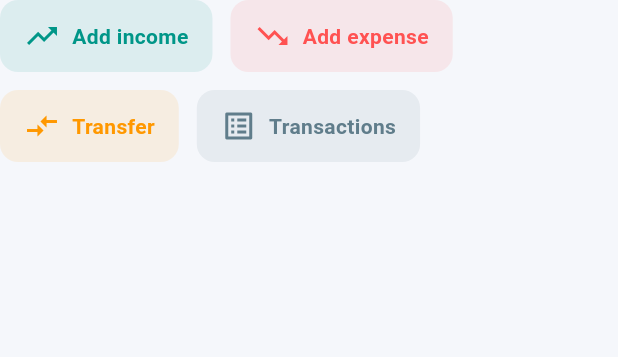
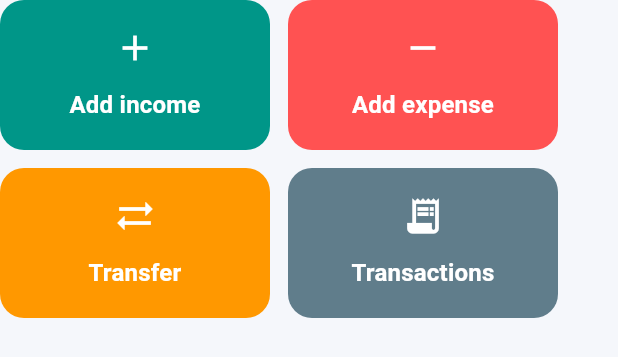
Before and after one commit to HekmatSuha/income_expense, a Flutter app: the _QuickActions widget shown alone on an empty page, opened directly with empty values, on a phone screen of 412 x 824 dp. Shown: the top 357 px of the screen. Run offline on Flutter 3.47's test engine with Material 3 defaults, Android fonts, the phone set to English and light mode, and no system bars; our stand-ins replace drift, drift_sqflite, firebase_auth, firebase_core, flutter_riverpod, go_router; accounts and stored records are empty; generated files the repository leaves out were written again.

Commit message:
style: restyle quick action cards

```diff
--- a/frontend/lib/features/transactions/transactions_page.dart
+++ b/frontend/lib/features/transactions/transactions_page.dart
@@ -496,25 +496,25 @@
       children: [
         _ActionChip(
           label: 'Add income',
-          icon: Icons.trending_up,
+          icon: Icons.add,
           color: Colors.teal,
           onTap: onAddIncome,
         ),
         _ActionChip(
           label: 'Add expense',
-          icon: Icons.trending_down,
+          icon: Icons.remove,
           color: Colors.redAccent,
           onTap: onAddExpense,
         ),
         _ActionChip(
           label: 'Transfer',
-          icon: Icons.compare_arrows,
+          icon: Icons.sync_alt,
           color: Colors.orange,
           onTap: null,
         ),
         _ActionChip(
           label: 'Transactions',
-          icon: Icons.list_alt,
+          icon: Icons.receipt_long,
           color: Colors.blueGrey,
           onTap: null,
         ),
@@ -539,23 +539,35 @@
   @override
   Widget build(BuildContext context) {
     return Material(
-      color: color.withOpacity(0.1),
-      borderRadius: BorderRadius.circular(12),
+      color: color,
+      borderRadius: BorderRadius.circular(16),
       child: InkWell(
-        borderRadius: BorderRadius.circular(12),
+        borderRadius: BorderRadius.circular(16),
         onTap: onTap,
         child: Padding(
-          padding: const EdgeInsets.symmetric(horizontal: 16, vertical: 12),
-          child: Row(
+          padding: const EdgeInsets.symmetric(horizontal: 20, vertical: 18),
+          child: ConstrainedBox(
+            constraints: const BoxConstraints(minWidth: 140),
+            child: Column(
               mainAxisSize: MainAxisSize.min,
+              crossAxisAlignment: CrossAxisAlignment.center,
               children: [
-              Icon(icon, color: color),
-              const SizedBox(width: 8),
+                Icon(icon, color: Colors.white, size: 28),
+                const SizedBox(height: 12),
                 Text(
                   label,
-                style: TextStyle(color: color, fontWeight: FontWeight.w600),
+                  style: Theme.of(context).textTheme.titleMedium?.copyWith(
+                        color: Colors.white,
+                        fontWeight: FontWeight.w600,
+                      ) ??
+                      const TextStyle(
+                        color: Colors.white,
+                        fontWeight: FontWeight.w600,
+                      ),
+                  textAlign: TextAlign.center,
                 ),
               ],
+            ),
           ),
         ),
       ),
```
Lines whose indentation alone changed are shown as unchanged.
